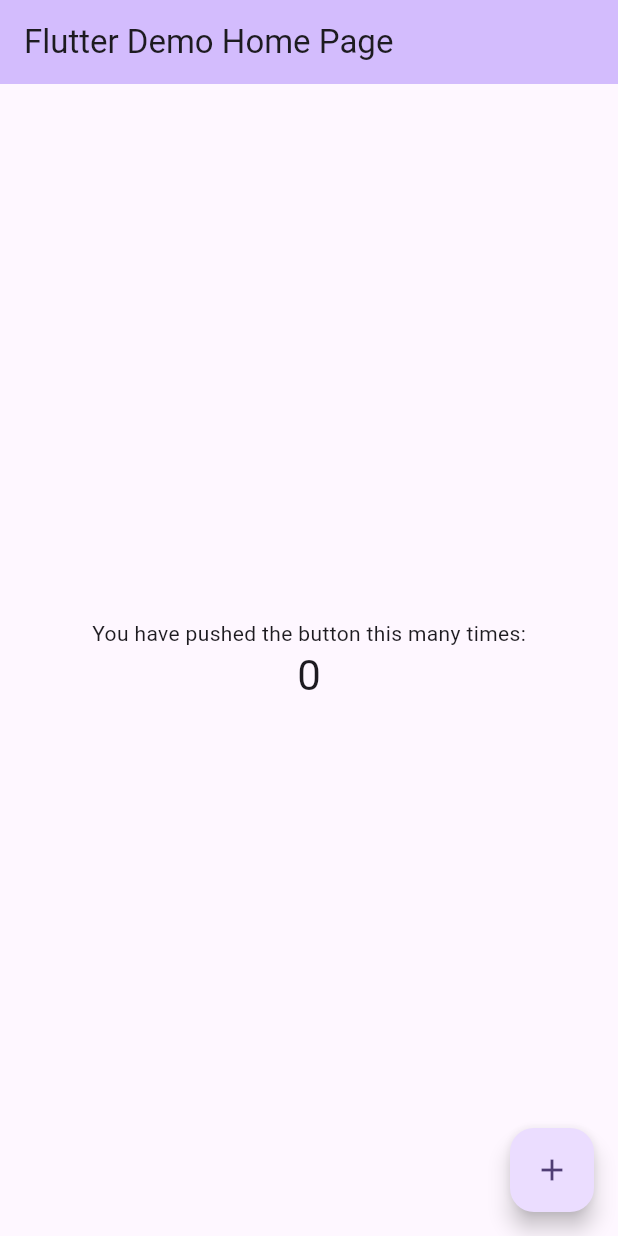
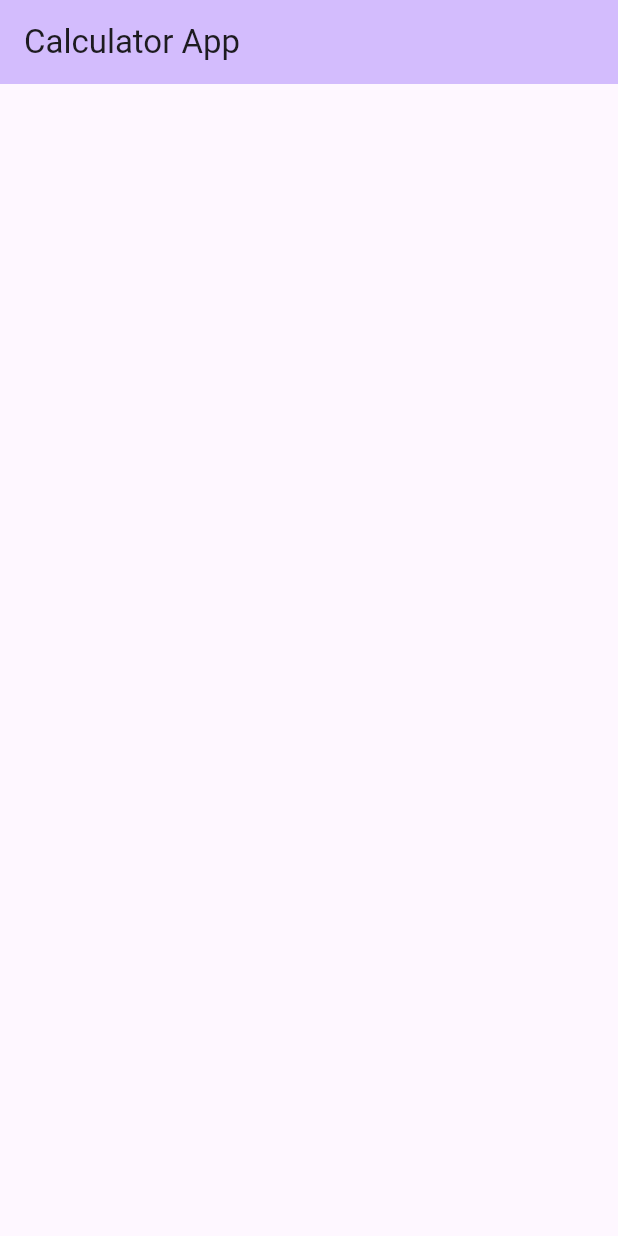
Before and after one commit to fernandocm9/MAD_calc_app, a Flutter app: the screen it shows after launch, on a phone screen of 412 x 824 dp. Run offline on Flutter 3.47's test engine with Material 3 defaults, Android fonts, the phone set to English and light mode, and no system bars.

```diff
--- a/calc_app/lib/main.dart
+++ b/calc_app/lib/main.dart
@@ -13,39 +13,16 @@ class MyApp extends StatelessWidget {
     return MaterialApp(
       title: 'Flutter Demo',
       theme: ThemeData(
-        // This is the theme of your application.
-        //
-        // TRY THIS: Try running your application with "flutter run". You'll see
-        // the application has a purple toolbar. Then, without quitting the app,
-        // try changing the seedColor in the colorScheme below to Colors.green
-        // and then invoke "hot reload" (save your changes or press the "hot
-        // reload" button in a Flutter-supported IDE, or press "r" if you used
-        // the command line to start the app).
-        //
-        // Notice that the counter didn't reset back to zero; the application
-        // state is not lost during the reload. To reset the state, use hot
-        // restart instead.
-        //
-        // This works for code too, not just values: Most code changes can be
-        // tested with just a hot reload.
         colorScheme: ColorScheme.fromSeed(seedColor: Colors.deepPurple),
+        useMaterial3: true,
       ),
-      home: const MyHomePage(title: 'Flutter Demo Home Page'),
+      home: const MyHomePage(title: 'Calculator App'),
     );
   }
 }
 
 class MyHomePage extends StatefulWidget {
   const MyHomePage({super.key, required this.title});
-
-  // This widget is the home page of your application. It is stateful, meaning
-  // that it has a State object (defined below) that contains fields that affect
-  // how it looks.
-
-  // This class is the configuration for the state. It holds the values (in this
-  // case the title) provided by the parent (in this case the App widget) and
-  // used by the build method of the State. Fields in a Widget subclass are
-  // always marked "final".
 
   final String title;
 
@@ -54,68 +31,28 @@ class MyHomePage extends StatefulWidget {
 }
 
 class _MyHomePageState extends State<MyHomePage> {
-  int _counter = 0;
+  var operators= ['/', '*', '-', '+'];
+  var row2 = ['7', '8', '9'];
+  var row3 = ['4', '5', '6'];
+  var row4 = ['1', '2', '3'];
+  var row5 = ['0', 'clear', '=', '/'];
 
-  void _incrementCounter() {
-    setState(() {
-      // This call to setState tells the Flutter framework that something has
-      // changed in this State, which causes it to rerun the build method below
-      // so that the display can reflect the updated values. If we changed
-      // _counter without calling setState(), then the build method would not be
-      // called again, and so nothing would appear to happen.
-      _counter++;
-    });
-  }
+  List currentCalc = [];
+  String calcDisplay = '0';
 
   @override
   Widget build(BuildContext context) {
-    // This method is rerun every time setState is called, for instance as done
-    // by the _incrementCounter method above.
-    //
-    // The Flutter framework has been optimized to make rerunning build methods
-    // fast, so that you can just rebuild anything that needs updating rather
-    // than having to individually change instances of widgets.
     return Scaffold(
       appBar: AppBar(
-        // TRY THIS: Try changing the color here to a specific color (to
-        // Colors.amber, perhaps?) and trigger a hot reload to see the AppBar
-        // change color while the other colors stay the same.
         backgroundColor: Theme.of(context).colorScheme.inversePrimary,
-        // Here we take the value from the MyHomePage object that was created by
-        // the App.build method, and use it to set our appbar title.
         title: Text(widget.title),
       ),
       body: Center(
-        // Center is a layout widget. It takes a single child and positions it
-        // in the middle of the parent.
         child: Column(
-          // Column is also a layout widget. It takes a list of children and
-          // arranges them vertically. By default, it sizes itself to fit its
-          // children horizontally, and tries to be as tall as its parent.
-          //
-          // Column has various properties to control how it sizes itself and
-          // how it positions its children. Here we use mainAxisAlignment to
-          // center the children vertically; the main axis here is the vertical
-          // axis because Columns are vertical (the cross axis would be
-          // horizontal).
-          //
-          // TRY THIS: Invoke "debug painting" (choose the "Toggle Debug Paint"
-          // action in the IDE, or press "p" in the console), to see the
-          // wireframe for each widget.
           mainAxisAlignment: MainAxisAlignment.center,
           children: <Widget>[
-            const Text('You have pushed the button this many times:'),
-            Text(
-              '$_counter',
-              style: Theme.of(context).textTheme.headlineMedium,
-            ),
           ],
         ),
-      ),
-      floatingActionButton: FloatingActionButton(
-        onPressed: _incrementCounter,
-        tooltip: 'Increment',
-        child: const Icon(Icons.add),
       ), // This trailing comma makes auto-formatting nicer for build methods.
     );
   }
```
